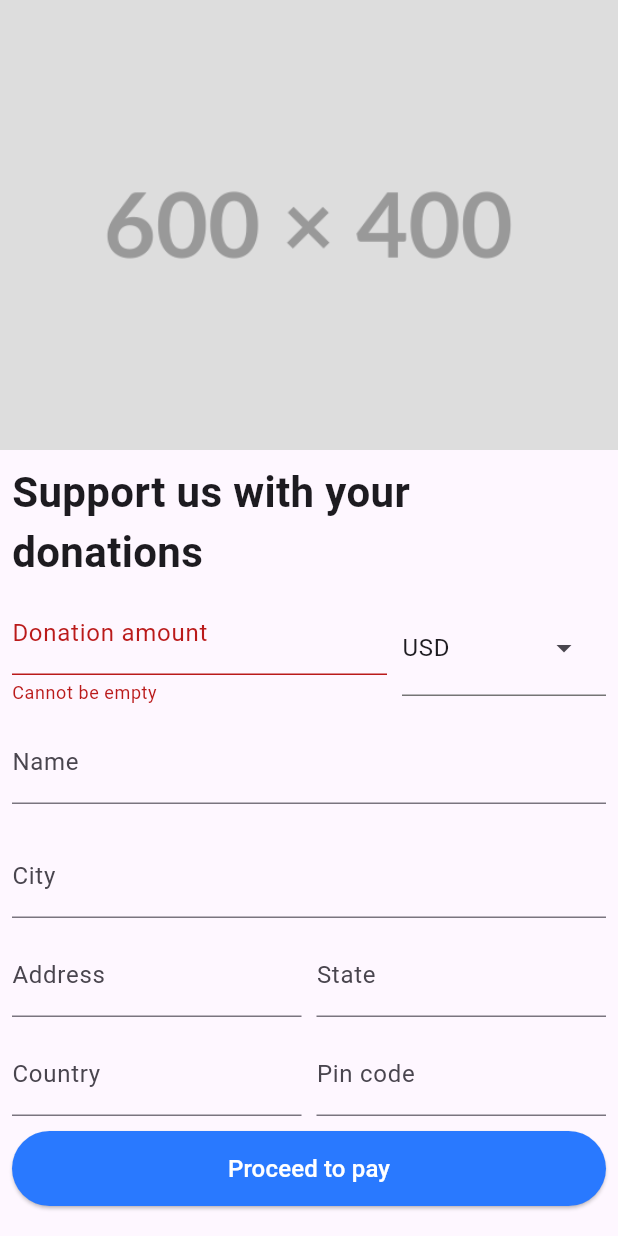
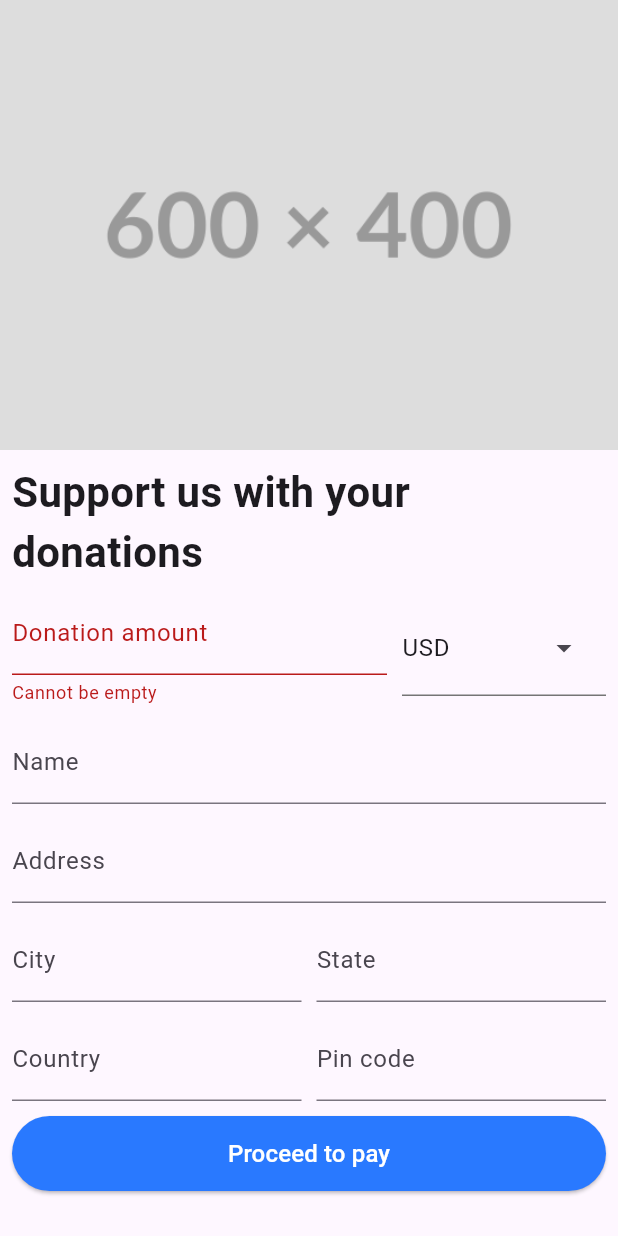
Before and after one commit to rCotche/stripePaymentTuto, a Flutter app: the screen it shows after launch, after a tap on "Proceed to pay", on a phone screen of 412 x 824 dp. Run offline on Flutter 3.47's test engine with Material 3 defaults, Android fonts, the phone set to English and light mode, and no system bars; our stand-ins replace flutter_dotenv; missing offline and left inert: flutter_stripe.

Commit message:
stripe intent payment fix

```diff
--- a/lib/home.dart
+++ b/lib/home.dart
@@ -44,12 +44,14 @@ class _HomePageState extends State<HomePage> {
 
   String selectedCurrency = 'USD';
 
+  bool hasDonated = false;
+
   //https://docs.page/flutter-stripe/flutter_stripe/sheet
   Future<void> initPaymentSheet() async {
     try {
       // 1. create payment intent on the server
       //final data = await _createTestPaymentSheet();
-
+      debugPrint("avant");
       //// 1. create payment intent on the client side by calling stripe api
       final data = await createPaymentIntent(
         name: nameController.text,
@@ -59,7 +61,7 @@ class _HomePageState extends State<HomePage> {
         state: stateController.text,
         country: countryController.text,
         currency: selectedCurrency,
-        amount: amountController.text,
+        amount: (int.parse(amountController.text) * 100).toString(),
       );
 
       // 2. initialize the payment sheet
@@ -122,7 +124,56 @@ class _HomePageState extends State<HomePage> {
               width: double.infinity,
               fit: BoxFit.cover,
             ),
-
+            hasDonated
+                ? Padding(
+                    padding: const EdgeInsets.all(8),
+                    child: Column(
+                      children: [
+                        Text(
+                          "Thank you ${amountController.text} $selectedCurrency donation",
+                          style: const TextStyle(
+                            fontSize: 28,
+                            fontWeight: FontWeight.bold,
+                          ),
+                        ),
+                        const SizedBox(
+                          height: 6,
+                        ),
+                        const Text(
+                          "We appreciate support",
+                          style: TextStyle(
+                            fontSize: 18,
+                          ),
+                        ),
+                        const SizedBox(
+                          height: 16,
+                        ),
+                        SizedBox(
+                          height: 50,
+                          width: double.infinity,
+                          child: ElevatedButton(
+                            style: ElevatedButton.styleFrom(
+                              backgroundColor: Colors.blueAccent.shade400,
+                            ),
+                            onPressed: () {
+                              setState(() {
+                                hasDonated = false;
+                                amountController.clear();
+                              });
+                            },
+                            child: const Text(
+                              "Donate again",
+                              style: TextStyle(
+                                color: Colors.white,
+                                fontSize: 16,
+                              ),
+                            ),
+                          ),
+                        ),
+                      ],
+                    ),
+                  )
+                :
                 //
                 Padding(
                     padding: const EdgeInsets.all(8),
@@ -212,7 +263,8 @@ class _HomePageState extends State<HomePage> {
 
                               //.toList() : Convertit l'iterable résultant en une liste.
                               dropdownMenuEntries: currencyList
-                            .map<DropdownMenuEntry<String>>((String value) {
+                                  .map<DropdownMenuEntry<String>>(
+                                      (String value) {
                                 return DropdownMenuEntry<String>(
                                     value: value, label: value);
                               }).toList(),
@@ -242,18 +294,6 @@ class _HomePageState extends State<HomePage> {
                           formkey: addressFormkey,
                         ),
 
-                  //city
-                  const SizedBox(
-                    height: 10,
-                  ),
-                  ReusableTextField(
-                    title: "City",
-                    hint: "Ex New delhi",
-                    controller: cityController,
-                    formkey: cityFormkey,
-                  ),
-
-                  //address
                         const SizedBox(
                           height: 10,
                         ),
@@ -261,11 +301,12 @@ class _HomePageState extends State<HomePage> {
                           children: [
                             Expanded(
                               flex: 5,
+                              //city
                               child: ReusableTextField(
-                          title: "Address",
-                          hint: "Ex 123 main str",
-                          controller: addressController,
-                          formkey: addressFormkey,
+                                title: "City",
+                                hint: "Ex New delhi",
+                                controller: cityController,
+                                formkey: cityFormkey,
                               ),
                             ),
 
@@ -347,14 +388,38 @@ class _HomePageState extends State<HomePage> {
 
                                   //
                                   ScaffoldMessenger.of(context).showSnackBar(
-                              SnackBar(
+                                    const SnackBar(
                                       content: Text(
-                                  "",
-                                  style: TextStyle(),
+                                        "Payment done",
+                                        style: TextStyle(color: Colors.white),
                                       ),
+                                      backgroundColor: Colors.green,
                                     ),
                                   );
-                          } catch (e) {}
+
+                                  setState(() {
+                                    hasDonated = true;
+                                  });
+                                  //
+                                  nameController.clear();
+                                  addressController.clear();
+                                  cityController.clear();
+                                  stateController.clear();
+                                  countryController.clear();
+                                  pincodeController.clear();
+
+                                  //
+                                } catch (e) {
+                                  ScaffoldMessenger.of(context).showSnackBar(
+                                    const SnackBar(
+                                      content: Text(
+                                        "Payment failed",
+                                        style: TextStyle(color: Colors.white),
+                                      ),
+                                      backgroundColor: Colors.red,
+                                    ),
+                                  );
+                                }
                               }
                             },
                             child: const Text(
--- a/lib/payment.dart
+++ b/lib/payment.dart
@@ -4,7 +4,11 @@ import 'package:flutter/cupertino.dart';
 import 'package:flutter_dotenv/flutter_dotenv.dart';
 import 'package:http/http.dart' as http;
 
-Future<void> createPaymentIntent({
+//je ne doit pas mettre le type void car
+//dans la fonction qd on set les valeur pour :
+//paymentIntentClientSecret; customerEphemeralKeySecret; customerId
+//This expression has a type of 'void' so its value can't be used.Try checking to see if you're using the correct API stripe
+Future createPaymentIntent({
   required String name,
   required String address,
   required String pin,
@@ -21,7 +25,7 @@ Future<void> createPaymentIntent({
   //
   final body = {
     'amount': amount,
-    'currencey': currency.toLowerCase(),
+    'currency': currency.toLowerCase(),
     'automatic_payment_methods[enabled]': 'true',
     'description': 'Test donation',
     'shipping[name]': name,
@@ -37,15 +41,17 @@ Future<void> createPaymentIntent({
     url,
     headers: {
       "Authorization": "Bearer $secretKey",
-      "Content-type": "application/x-www-form-urlencoded"
+      'Content-Type': 'application/x-www-form-urlencoded'
     },
     body: body,
   );
   if (response.statusCode == 200) {
     var json = jsonDecode(response.body);
-    debugPrint(json);
+    // debugPrint(response.body);
+    // debugPrint(json);//peut pas print un map strin
+    ////genre coomme en php on peut print un tableau
     return json;
   } else {
-    debugPrint("error payment intent");
+    debugPrint("error payment intent : ${response.body}");
   }
 }
```
Lines whose indentation alone changed are shown as unchanged.
